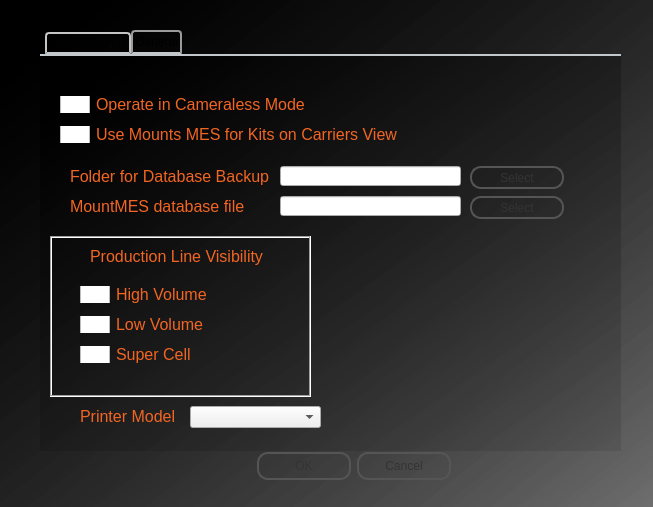
Above: Source/User Interface Files/PrefsNew.ui from cappy123abc/ddPak before the change. Below: the same form after it.
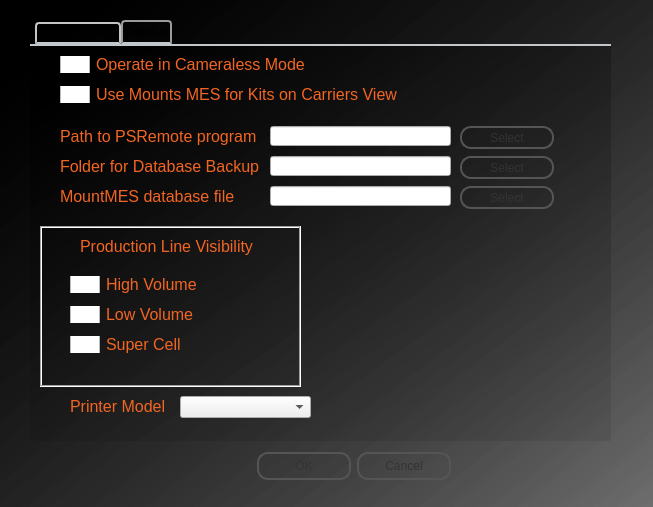
That is the form after the change. Icons and pictures are not drawn.

What changed in the file:
```diff
--- a/Source/User Interface Files/PrefsNew.ui
+++ b/Source/User Interface Files/PrefsNew.ui
@@ -135,8 +135,8 @@
   <widget class="QTabWidget" name="tabWidget">
    <property name="geometry">
     <rect>
-     <x>40</x>
-     <y>30</y>
+     <x>30</x>
+     <y>20</y>
      <width>581</width>
      <height>421</height>
     </rect>
@@ -347,8 +347,8 @@
     <widget class="QCheckBox" name="checkBox">
      <property name="geometry">
       <rect>
-       <x>20</x>
-       <y>40</y>
+       <x>30</x>
+       <y>10</y>
        <width>261</width>
        <height>17</height>
       </rect>
@@ -451,8 +451,8 @@
     <widget class="QCheckBox" name="checkBox_5">
      <property name="geometry">
       <rect>
-       <x>20</x>
-       <y>70</y>
+       <x>30</x>
+       <y>40</y>
        <width>341</width>
        <height>17</height>
       </rect>
@@ -536,6 +536,45 @@
       <string>Folder for Database Backup</string>
      </property>
     </widget>
+    <widget class="QLabel" name="label_13">
+     <property name="geometry">
+      <rect>
+       <x>30</x>
+       <y>80</y>
+       <width>201</width>
+       <height>20</height>
+      </rect>
+     </property>
+     <property name="text">
+      <string>Path to PSRemote program</string>
+     </property>
+    </widget>
+    <widget class="QPushButton" name="pushButton_3">
+     <property name="geometry">
+      <rect>
+       <x>430</x>
+       <y>80</y>
+       <width>94</width>
+       <height>23</height>
+      </rect>
+     </property>
+     <property name="text">
+      <string>Select</string>
+     </property>
+    </widget>
+    <widget class="QLineEdit" name="lineEdit_3">
+     <property name="geometry">
+      <rect>
+       <x>240</x>
+       <y>80</y>
+       <width>181</width>
+       <height>20</height>
+      </rect>
+     </property>
+     <property name="text">
+      <string/>
+     </property>
+    </widget>
    </widget>
   </widget>
  </widget>
```
